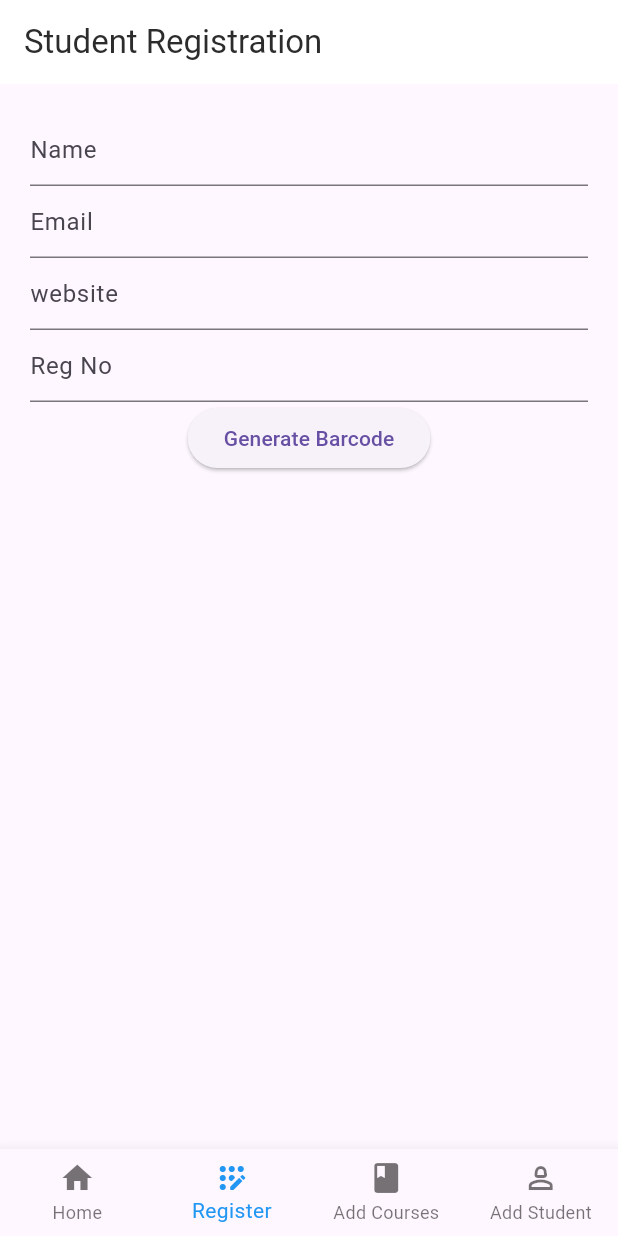
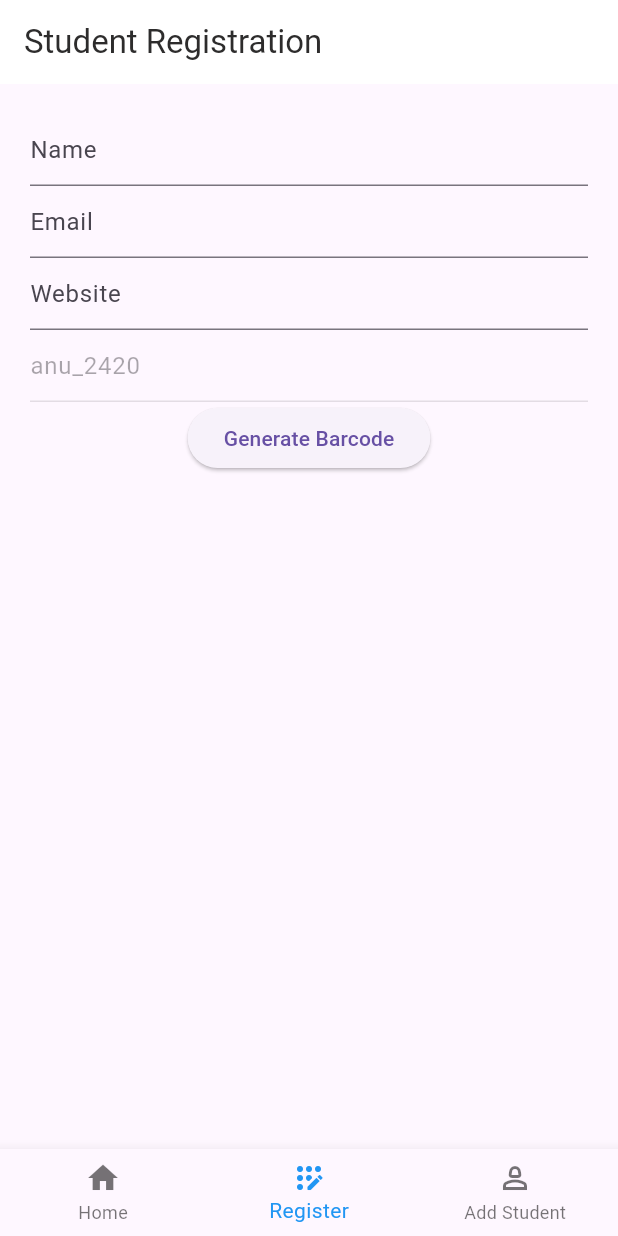
Before and after one commit to kanishkaviraj12/student_attdence, a Flutter app: the MyHomePage screen opened directly, item 2 of the bottom bar chosen, on a phone screen of 412 x 824 dp. Run offline on Flutter 3.47's test engine with Material 3 defaults, Android fonts, the phone set to English and light mode, and no system bars; our stand-ins replace cloud_firestore, firebase_auth, firebase_core, firebase_storage, fluttertoast, image_gallery_saver and 3 more; missing offline and left inert: flutter_barcode_scanner, qr_code_scanner, syncfusion_flutter_barcodes; accounts and stored records are empty.

Commit message:
random reg generater

```diff
--- a/lib/Authentication/User&AdminLogin.dart
+++ b/lib/Authentication/User&AdminLogin.dart
@@ -3,8 +3,8 @@
 import 'package:flutter/material.dart';
 import 'package:firebase_auth/firebase_auth.dart';
 import 'package:student_attdence/StudentRegistration.dart';
-import 'package:student_attdence/Home%20Page/TeacherHomePage.dart';
-import 'package:student_attdence/Home%20Page/newhome.dart';
+import 'package:student_attdence/Home%20Page/AdminHomePage.dart';
+import 'package:student_attdence/Home%20Page/OperaterHome.dart';
 
 class LoginPage extends StatelessWidget {
   @override
--- a/lib/Home Page/newhome.dart
+++ b/lib/Home Page/OperaterHome.dart
@@ -1,9 +1,7 @@
 // ignore_for_file: prefer_const_constructors, prefer_const_constructors_in_immutables, library_private_types_in_public_api, prefer_const_literals_to_create_immutables
 
 import 'package:flutter/material.dart';
-import 'package:student_attdence/AddCourses.dart';
 import 'package:student_attdence/AddStudentForCourses.dart';
-import 'package:student_attdence/AttendanceReport.dart';
 import 'package:student_attdence/ViewTeachers.dart';
 import 'package:student_attdence/StudentRegistration.dart';
 
@@ -19,7 +17,6 @@ class _MyHomePageState extends State<MyHomePage> {
   static final List<Widget> _widgetOptions = <Widget>[
     ViewTeachers(),
     StuReg(),
-    AddCourses(),
     AddStudent(),
   ];
 
@@ -50,10 +47,6 @@ class _MyHomePageState extends State<MyHomePage> {
             label: 'Register',
           ),
           BottomNavigationBarItem(
-            icon: Icon(Icons.book_rounded),
-            label: 'Add Courses',
-          ),
-          BottomNavigationBarItem(
             icon: Icon(Icons.person_2_outlined),
             label: 'Add Student',
           ),
--- a/lib/StudentRegistration.dart
+++ b/lib/StudentRegistration.dart
@@ -1,18 +1,37 @@
-// ignore_for_file: prefer_const_constructors, prefer_const_constructors_in_immutables
+// ignore_for_file: prefer_const_constructors, use_super_parameters, prefer_const_constructors_in_immutables, library_private_types_in_public_api, file_names
 
+import 'dart:math';
 import 'package:flutter/material.dart';
 import 'package:fluttertoast/fluttertoast.dart';
 import 'package:student_attdence/barcodegenarater.dart';
 import 'package:student_attdence/database.dart';
 
 class StuReg extends StatefulWidget {
-  StuReg({super.key});
+  StuReg({Key? key}) : super(key: key);
 
   @override
-  State<StuReg> createState() => _StuRegState();
+  _StuRegState createState() => _StuRegState();
 }
 
 class _StuRegState extends State<StuReg> {
+  final _websiteController = TextEditingController();
+  final _nameController = TextEditingController();
+  final _emailController = TextEditingController();
+  final _regController = TextEditingController();
+
+  @override
+  void initState() {
+    super.initState();
+    _regController.text = generateRandomRegNo();
+  }
+
+  String generateRandomRegNo() {
+    final random = Random();
+    int randomNumber = random.nextInt(9000) +
+        1000; // Generate a random number between 1000 and 9999
+    return 'anu_$randomNumber'; // Prefix "anu_" followed by the random number
+  }
+
   uploadData() async {
     Map<String, dynamic> uploadData = {
       "name": _nameController.text,
@@ -24,7 +43,7 @@ class _StuRegState extends State<StuReg> {
     await DatabaseMethod().addUserDetails(uploadData);
 
     Fluttertoast.showToast(
-        msg: "Data Stored Suessfully",
+        msg: "Data Stored Successfully",
         toastLength: Toast.LENGTH_SHORT,
         gravity: ToastGravity.CENTER,
         timeInSecForIosWeb: 1,
@@ -32,11 +51,6 @@ class _StuRegState extends State<StuReg> {
         textColor: Colors.white,
         fontSize: 16.0);
   }
-
-  final _websiteController = TextEditingController();
-  final _nameController = TextEditingController();
-  final _emailController = TextEditingController();
-  final _regController = TextEditingController();
 
   @override
   Widget build(BuildContext context) {
@@ -49,7 +63,6 @@ class _StuRegState extends State<StuReg> {
           title: Text(
             "Student Registration",
             style: TextStyle(
-              //fontWeight: FontWeight.bold,
               color: Color.fromARGB(255, 45, 44, 44),
             ),
           ),
@@ -69,43 +82,16 @@ class _StuRegState extends State<StuReg> {
                 ),
                 TextFormField(
                   controller: _websiteController,
-                  decoration: InputDecoration(hintText: "website"),
+                  decoration: InputDecoration(hintText: "Website"),
                 ),
                 TextFormField(
                   controller: _regController,
                   decoration: InputDecoration(hintText: "Reg No"),
+                  enabled: false, // Disable editing
                 ),
-
-                // ElevatedButton(
-                //   onPressed: () {
-                //     uploadData();
-                //     Navigator.of(context).push(
-                //       MaterialPageRoute(
-                //           builder: (context) => QRcodeGenerater(
-                //                 name: _nameController.text,
-                //                 email: _emailController.text,
-                //                 website: _websiteController.text,
-                //                 regNo: _regController.text,
-                //               )),
-                //     );
-                //   },
-                //   child: Text("Generate QR Code"),
-                // ),
-
-                // ElevatedButton(
-                //   onPressed: () {
-                //     Navigator.push(
-                //       context,
-                //       MaterialPageRoute(builder: (context) => QRViewExample()),
-                //     );
-                //   },
-                //   child: Text("Scan QR Code"),
-                // ),
-
                 ElevatedButton(
                   onPressed: () {
                     uploadData();
-                    // Generate barcode instead of QR code
                     Navigator.of(context).push(
                       MaterialPageRoute(
                         builder: (context) => BarcodeGenerator(
--- a/lib/ViewCourses.dart
+++ b/lib/ViewCourses.dart
@@ -1,7 +1,7 @@
 import 'dart:async';
 import 'package:flutter/material.dart';
 import 'package:cloud_firestore/cloud_firestore.dart';
-import 'package:student_attdence/Home%20Page/newhome.dart';
+import 'package:student_attdence/Home%20Page/OperaterHome.dart';
 import 'barcodescanner.dart';
 
 class ViewCourses extends StatefulWidget {
--- a/lib/barcodescanner.dart
+++ b/lib/barcodescanner.dart
@@ -2,7 +2,7 @@ import 'package:flutter/material.dart';
 import 'package:flutter_barcode_scanner/flutter_barcode_scanner.dart';
 import 'package:cloud_firestore/cloud_firestore.dart';
 import 'package:student_attdence/ViewCourses.dart';
-import 'Home Page/newhome.dart';
+import 'Home Page/OperaterHome.dart';
 
 class Barcodescanner extends StatefulWidget {
   final String courseName;
```
Also changed, not shown: lib/barcodegenarater.dart (+11 -27 lines), lib/Home Page/AdminHomePage.dart (renamed from lib/Home Page/TeacherHomePage.dart).
